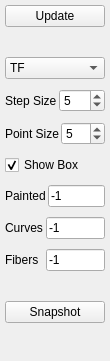
Above: tools/paint-graphcut/viewermenu.ui from nci/drishti before the change. Below: the same form after it.
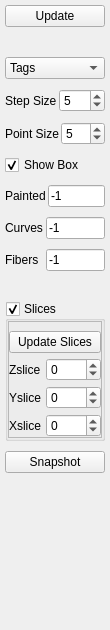
That is the form after the change.

The edit to the form file:
```diff
--- a/tools/paint-graphcut/viewermenu.ui
+++ b/tools/paint-graphcut/viewermenu.ui
@@ -7,7 +7,7 @@
     <x>0</x>
     <y>0</y>
     <width>110</width>
-    <height>361</height>
+    <height>630</height>
    </rect>
   </property>
   <property name="sizePolicy">
@@ -72,11 +72,6 @@
        <verstretch>0</verstretch>
       </sizepolicy>
      </property>
-     <item>
-      <property name="text">
-       <string>TF</string>
-      </property>
-     </item>
      <item>
       <property name="text">
        <string>Tags</string>
@@ -233,6 +228,154 @@
      </property>
     </spacer>
    </item>
+   <item>
+    <widget class="QGroupBox" name="slicesBox">
+     <property name="title">
+      <string>Slices</string>
+     </property>
+     <property name="checkable">
+      <bool>true</bool>
+     </property>
+     <layout class="QVBoxLayout" name="verticalLayout_3">
+      <property name="spacing">
+       <number>0</number>
+      </property>
+      <property name="leftMargin">
+       <number>0</number>
+      </property>
+      <property name="topMargin">
+       <number>0</number>
+      </property>
+      <property name="rightMargin">
+       <number>0</number>
+      </property>
+      <property name="bottomMargin">
+       <number>0</number>
+      </property>
+      <item>
+       <widget class="QFrame" name="sliceframe">
+        <property name="frameShape">
+         <enum>QFrame::StyledPanel</enum>
+        </property>
+        <property name="frameShadow">
+         <enum>QFrame::Raised</enum>
+        </property>
+        <layout class="QVBoxLayout" name="verticalLayout_2">
+         <property name="spacing">
+          <number>5</number>
+         </property>
+         <property name="leftMargin">
+          <number>0</number>
+         </property>
+         <property name="rightMargin">
+          <number>0</number>
+         </property>
+         <property name="bottomMargin">
+          <number>0</number>
+         </property>
+         <item>
+          <widget class="QPushButton" name="updateSlices">
+           <property name="text">
+            <string>Update Slices</string>
+           </property>
+          </widget>
+         </item>
+         <item>
+          <layout class="QHBoxLayout" name="horizontalLayout_6">
+           <property name="topMargin">
+            <number>0</number>
+           </property>
+           <item>
+            <widget class="QLabel" name="label_6">
+             <property name="text">
+              <string>Zslice</string>
+             </property>
+            </widget>
+           </item>
+           <item>
+            <widget class="QSpinBox" name="dslice">
+             <property name="sizePolicy">
+              <sizepolicy hsizetype="Expanding" vsizetype="Fixed">
+               <horstretch>0</horstretch>
+               <verstretch>0</verstretch>
+              </sizepolicy>
+             </property>
+             <property name="minimum">
+              <number>-1</number>
+             </property>
+             <property name="singleStep">
+              <number>2</number>
+             </property>
+            </widget>
+           </item>
+          </layout>
+         </item>
+         <item>
+          <layout class="QHBoxLayout" name="horizontalLayout_7">
+           <property name="topMargin">
+            <number>0</number>
+           </property>
+           <item>
+            <widget class="QLabel" name="label_7">
+             <property name="text">
+              <string>Yslice</string>
+             </property>
+            </widget>
+           </item>
+           <item>
+            <widget class="QSpinBox" name="wslice">
+             <property name="sizePolicy">
+              <sizepolicy hsizetype="Expanding" vsizetype="Fixed">
+               <horstretch>0</horstretch>
+               <verstretch>0</verstretch>
+              </sizepolicy>
+             </property>
+             <property name="minimum">
+              <number>-1</number>
+             </property>
+             <property name="singleStep">
+              <number>2</number>
+             </property>
+            </widget>
+           </item>
+          </layout>
+         </item>
+         <item>
+          <layout class="QHBoxLayout" name="horizontalLayout_8">
+           <property name="topMargin">
+            <number>0</number>
+           </property>
+           <item>
+            <widget class="QLabel" name="label_8">
+             <property name="text">
+              <string>Xslice</string>
+             </property>
+            </widget>
+           </item>
+           <item>
+            <widget class="QSpinBox" name="hslice">
+             <property name="sizePolicy">
+              <sizepolicy hsizetype="Expanding" vsizetype="Fixed">
+               <horstretch>0</horstretch>
+               <verstretch>0</verstretch>
+              </sizepolicy>
+             </property>
+             <property name="minimum">
+              <number>-1</number>
+             </property>
+             <property name="singleStep">
+              <number>2</number>
+             </property>
+            </widget>
+           </item>
+          </layout>
+         </item>
+        </layout>
+       </widget>
+      </item>
+     </layout>
+    </widget>
+   </item>
    <item>
     <widget class="QPushButton" name="snapshot">
      <property name="text">
```
Left out of the diff: 24 changed lines with no effect on the pictures.
